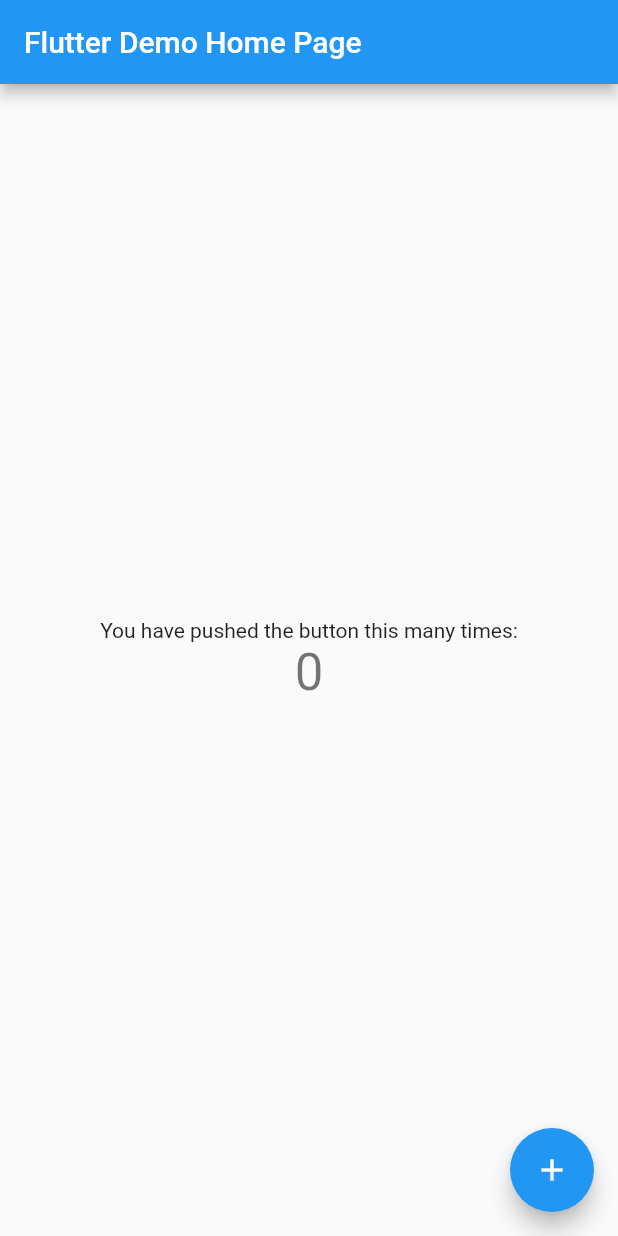
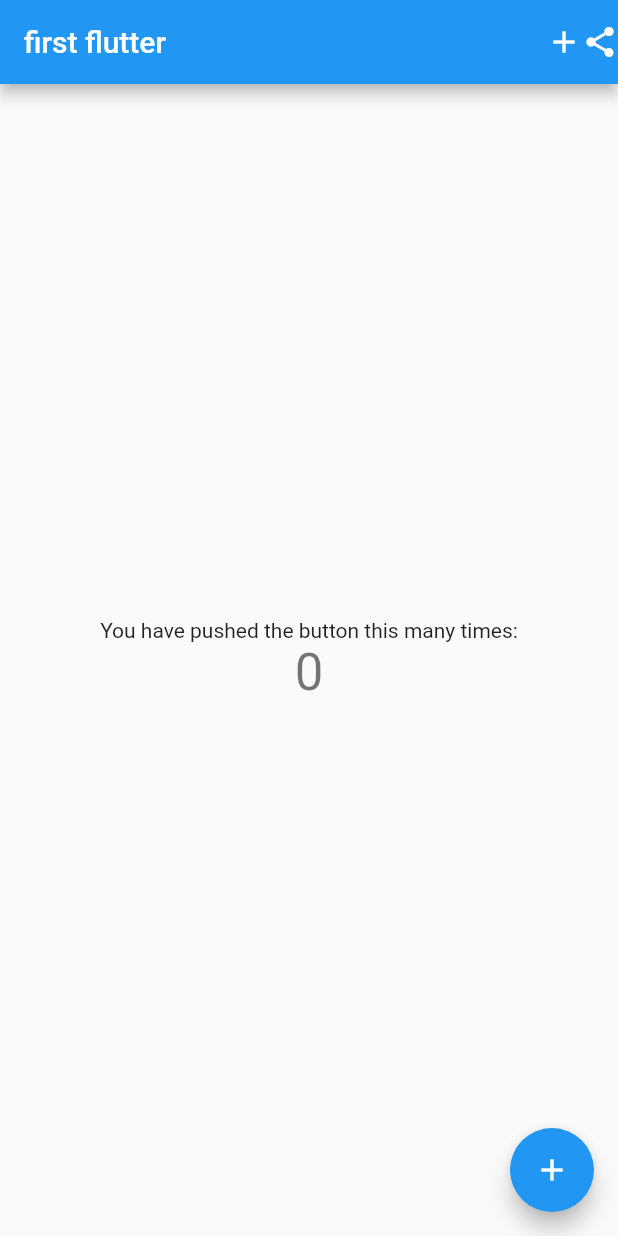
Before and after one commit to 11miyassie/first_flutter_app, a Flutter app: the screen it shows after launch, on a phone screen of 412 x 824 dp. Run offline on Flutter 3.47's test engine with Material 2 defaults, Android fonts, the phone set to English and light mode, and no system bars.

Commit message:
del comment out & add icons

```diff
--- a/lib/main.dart
+++ b/lib/main.dart
@@ -5,43 +5,22 @@ void main() {
 }
 
 class MyApp extends StatelessWidget {
-  // This widget is the root of your application.
   @override
   Widget build(BuildContext context) {
     return MaterialApp(
       title: 'Flutter Demo',
       theme: ThemeData(
-        // This is the theme of your application.
-        //
-        // Try running your application with "flutter run". You'll see the
-        // application has a blue toolbar. Then, without quitting the app, try
-        // changing the primarySwatch below to Colors.green and then invoke
-        // "hot reload" (press "r" in the console where you ran "flutter run",
-        // or simply save your changes to "hot reload" in a Flutter IDE).
-        // Notice that the counter didn't reset back to zero; the application
-        // is not restarted.
         primarySwatch: Colors.blue,
-        // This makes the visual density adapt to the platform that you run
-        // the app on. For desktop platforms, the controls will be smaller and
-        // closer together (more dense) than on mobile platforms.
+
         visualDensity: VisualDensity.adaptivePlatformDensity,
       ),
-      home: MyHomePage(title: 'Flutter Demo Home Page'),
+      home: MyHomePage(title: 'first flutter'),
     );
   }
 }
 
 class MyHomePage extends StatefulWidget {
   MyHomePage({Key key, this.title}) : super(key: key);
-
-  // This widget is the home page of your application. It is stateful, meaning
-  // that it has a State object (defined below) that contains fields that affect
-  // how it looks.
-
-  // This class is the configuration for the state. It holds the values (in this
-  // case the title) provided by the parent (in this case the App widget) and
-  // used by the build method of the State. Fields in a Widget subclass are
-  // always marked "final".
 
   final String title;
 
@@ -54,47 +33,22 @@ class _MyHomePageState extends State<MyHomePage> {
 
   void _incrementCounter() {
     setState(() {
-      // This call to setState tells the Flutter framework that something has
-      // changed in this State, which causes it to rerun the build method below
-      // so that the display can reflect the updated values. If we changed
-      // _counter without calling setState(), then the build method would not be
-      // called again, and so nothing would appear to happen.
       _counter++;
     });
   }
 
   @override
   Widget build(BuildContext context) {
-    // This method is rerun every time setState is called, for instance as done
-    // by the _incrementCounter method above.
-    //
-    // The Flutter framework has been optimized to make rerunning build methods
-    // fast, so that you can just rebuild anything that needs updating rather
-    // than having to individually change instances of widgets.
     return Scaffold(
       appBar: AppBar(
-        // Here we take the value from the MyHomePage object that was created by
-        // the App.build method, and use it to set our appbar title.
         title: Text(widget.title),
+        actions: <Widget>[
+          Icon(Icons.add),
+          Icon(Icons.share)
+        ],
       ),
       body: Center(
-        // Center is a layout widget. It takes a single child and positions it
-        // in the middle of the parent.
         child: Column(
-          // Column is also a layout widget. It takes a list of children and
-          // arranges them vertically. By default, it sizes itself to fit its
-          // children horizontally, and tries to be as tall as its parent.
-          //
-          // Invoke "debug painting" (press "p" in the console, choose the
-          // "Toggle Debug Paint" action from the Flutter Inspector in Android
-          // Studio, or the "Toggle Debug Paint" command in Visual Studio Code)
-          // to see the wireframe for each widget.
-          //
-          // Column has various properties to control how it sizes itself and
-          // how it positions its children. Here we use mainAxisAlignment to
-          // center the children vertically; the main axis here is the vertical
-          // axis because Columns are vertical (the cross axis would be
-          // horizontal).
           mainAxisAlignment: MainAxisAlignment.center,
           children: <Widget>[
             Text(
```
